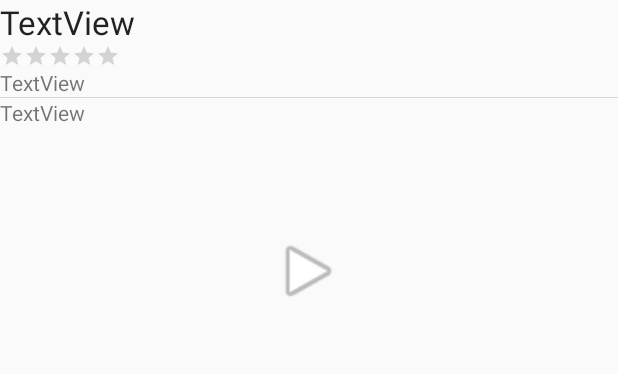
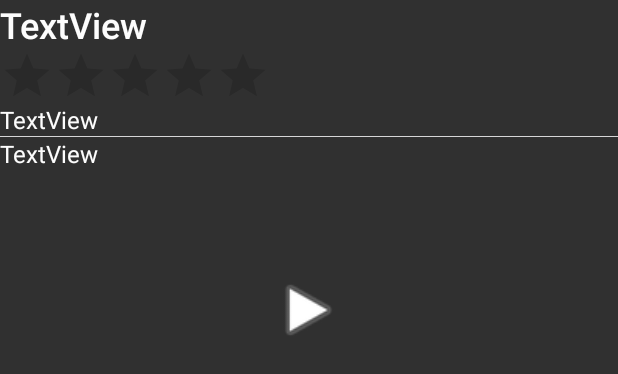
Before and after one commit to Jessica501/Flixter, an Android app: the layout activity_movie_details.xml on its own in the app's theme, with its tools: preview values and no code run, on a phone screen of 412 x 824 dp. Shown: the top 374 px of the screen. Run offline under Robolectric (Android 15) with nearby library versions, the phone set to English and light mode, and no system bars.

Commit message:
Add UI features: colors, fonts, truncated overviews and scrolling overviews in details

```diff
--- a/app/src/main/java/com/example/flixter/MovieDetailsActivity.java
+++ b/app/src/main/java/com/example/flixter/MovieDetailsActivity.java
@@ -9,6 +9,7 @@ import android.content.res.Resources;
 import android.graphics.drawable.Drawable;
 import android.os.Bundle;
 import android.os.Parcel;
+import android.text.method.ScrollingMovementMethod;
 import android.util.Log;
 import android.view.LayoutInflater;
 import android.view.View;
@@ -52,6 +53,7 @@ public class MovieDetailsActivity extends AppCompatActivity {
         // set the title and overview
         binding.tvTitle.setText(movie.getTitle());
         binding.tvOverview.setText(movie.getOverview());
+        binding.tvOverview.setMovementMethod(new ScrollingMovementMethod());
         binding.tvPopularity.setText("Popularity: " + movie.getPopularity());
 
         // vote average is 0-10, convert to 0-5 by dividing by 2
--- a/app/src/main/res/layout-land/activity_movie_details.xml
+++ b/app/src/main/res/layout-land/activity_movie_details.xml
@@ -4,6 +4,8 @@
     xmlns:tools="http://schemas.android.com/tools"
     android:layout_width="match_parent"
     android:layout_height="match_parent"
+    android:background="#303030"
+    android:isScrollContainer="true"
     tools:context=".MovieDetailsActivity">
 
     <TextView
@@ -13,12 +15,16 @@
         android:layout_alignParentStart="true"
         android:layout_marginStart="0dp"
         android:layout_marginTop="0dp"
+        android:fontFamily="sans-serif-medium"
         android:text="TextView"
-        android:textAppearance="@style/TextAppearance.AppCompat.Large" />
+        android:textAppearance="@style/TextAppearance.AppCompat.Large"
+        android:textColor="#FDFDFD"
+        android:textSize="24sp"
+    />
 
     <RatingBar
         android:id="@+id/rbVoteAverage"
-        style="@style/Widget.AppCompat.RatingBar.Small"
+        style="@android:style/Widget.DeviceDefault.Light.RatingBar.Indicator"
         android:layout_width="wrap_content"
         android:layout_height="wrap_content"
         android:layout_below="@+id/tvTitle"
@@ -36,7 +42,10 @@
         android:layout_marginStart="5dp"
         android:layout_marginTop="0dp"
         android:layout_toEndOf="@+id/ivBackdrop"
-        android:text="TextView" />
+        android:scrollbars="vertical"
+        android:text="TextView"
+        android:textColor="#FDFDFD"
+        android:textSize="16sp" />
 
     <ImageView
         android:id="@+id/ivBackdrop"
@@ -66,6 +75,8 @@
         android:layout_below="@+id/rbVoteAverage"
         android:layout_alignParentStart="true"
         android:layout_marginTop="0dp"
-        android:text="TextView" />
+        android:text="TextView"
+        android:textColor="#FDFDFD"
+        android:textSize="16sp" />
 
 </RelativeLayout>
--- a/app/src/main/res/layout/activity_main.xml
+++ b/app/src/main/res/layout/activity_main.xml
@@ -4,6 +4,7 @@
     xmlns:tools="http://schemas.android.com/tools"
     android:layout_width="match_parent"
     android:layout_height="match_parent"
+    android:background="#303030"
     tools:context=".MainActivity">
 
     <androidx.recyclerview.widget.RecyclerView
--- a/app/src/main/res/layout/activity_movie_details.xml
+++ b/app/src/main/res/layout/activity_movie_details.xml
@@ -4,6 +4,7 @@
     xmlns:tools="http://schemas.android.com/tools"
     android:layout_width="match_parent"
     android:layout_height="match_parent"
+    android:background="#303030"
     tools:context=".MovieDetailsActivity">
 
     <TextView
@@ -13,12 +14,15 @@
         android:layout_alignParentStart="true"
         android:layout_marginStart="0dp"
         android:layout_marginTop="0dp"
+        android:fontFamily="sans-serif-medium"
         android:text="TextView"
-        android:textAppearance="@style/TextAppearance.AppCompat.Large" />
+        android:textAppearance="@style/TextAppearance.AppCompat.Large"
+        android:textColor="#FDFDFD"
+        android:textSize="24sp" />
 
     <RatingBar
         android:id="@+id/rbVoteAverage"
-        style="@style/Widget.AppCompat.RatingBar.Small"
+        style="@android:style/Widget.DeviceDefault.Light.RatingBar.Indicator"
         android:layout_width="wrap_content"
         android:layout_height="wrap_content"
         android:layout_below="@+id/tvTitle"
@@ -34,7 +38,9 @@
         android:layout_height="wrap_content"
         android:layout_below="@+id/ivBackdrop"
         android:layout_marginTop="0dp"
-        android:text="TextView" />
+        android:text="TextView"
+        android:textColor="#FDFDFD"
+        android:textSize="16sp" />
 
     <ImageView
         android:id="@+id/ivBackdrop"
@@ -64,6 +70,8 @@
         android:layout_alignParentStart="true"
         android:layout_marginStart="0dp"
         android:layout_marginTop="0dp"
-        android:text="TextView" />
+        android:text="TextView"
+        android:textColor="#FDFDFD"
+        android:textSize="16sp" />
 
 </RelativeLayout>
--- a/app/src/main/res/layout/activity_movie_trailer.xml
+++ b/app/src/main/res/layout/activity_movie_trailer.xml
@@ -4,11 +4,12 @@
     xmlns:tools="http://schemas.android.com/tools"
     android:layout_width="match_parent"
     android:layout_height="match_parent"
+    android:background="#303030"
     tools:context=".MovieTrailerActivity">
 
     <com.google.android.youtube.player.YouTubePlayerView
         android:id="@+id/player"
         android:layout_width="match_parent"
-        android:layout_height="wrap_content"/>
+        android:layout_height="wrap_content" />
 
 </androidx.constraintlayout.widget.ConstraintLayout>
--- a/app/src/main/res/values/colors.xml
+++ b/app/src/main/res/values/colors.xml
@@ -1,6 +1,6 @@
 <?xml version="1.0" encoding="utf-8"?>
 <resources>
-    <color name="colorPrimary">#6200EE</color>
-    <color name="colorPrimaryDark">#3700B3</color>
-    <color name="colorAccent">#03DAC5</color>
+    <color name="colorPrimary">#D61001</color>
+    <color name="colorPrimaryDark">#A81004</color>
+    <color name="colorAccent">#37B7F1</color>
 </resources>
--- /dev/null
+++ b/app/src/main/res/values/secrets.xml
@@ -0,0 +1,4 @@
+<?xml version="1.0" encoding="utf-8"?>
+<resources>
+    <string name="youtube_api_key">"AIzaSyDjIBIk_a1DQoUGFaCqUgFWfoXCNZKLfiQ"</string>
+</resources>
```
Also changed, not shown: app/src/main/res/layout-land/item_movie.xml (+7 -1 lines), app/src/main/res/layout/item_movie.xml (+8 -1 lines).
